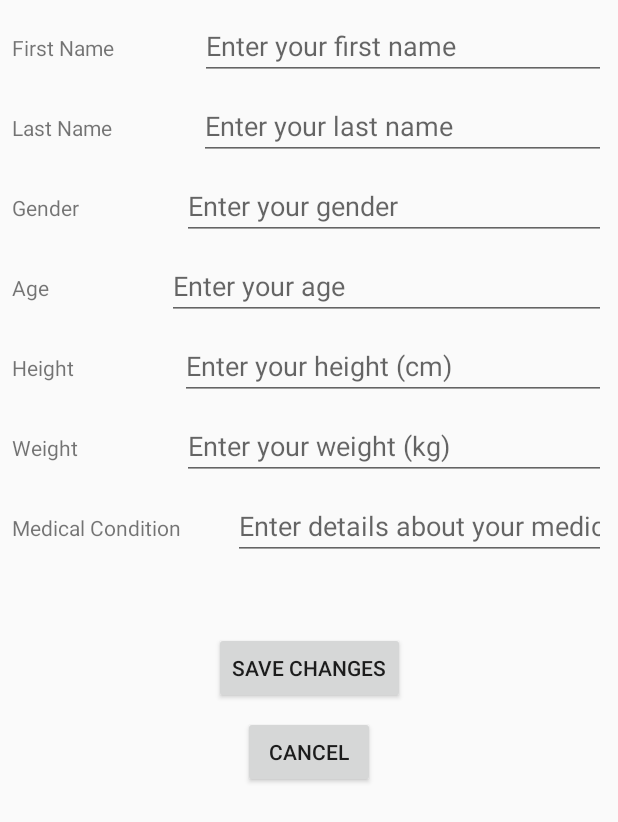
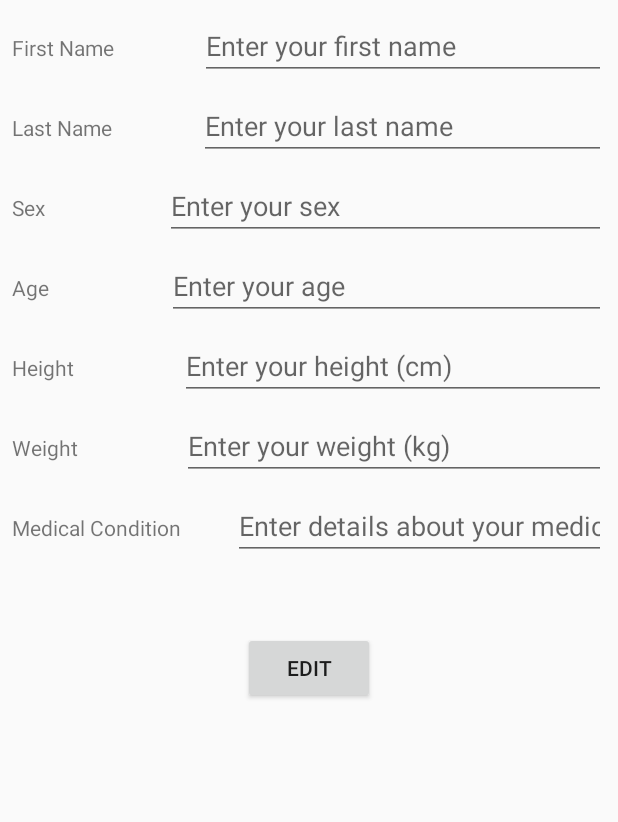
Before and after one commit to diegoportela99/PD-App, an Android app: the fragment PatientInformationFragment shown on its own in the app's theme, on a phone screen of 412 x 824 dp. Shown: the top 822 px of the screen. Run offline under Robolectric (Android 15) with nearby library versions, the phone set to English and light mode, and no system bars; our stand-ins replace ButterKnife; 1 statement that could not run was skipped.

Commit message:
Added EditText locking with ButterKnife and Edit/Save functionality

```diff
--- a/app/src/main/java/me/regstudio/pd_app/Fragments/PatientInformationFragment.java
+++ b/app/src/main/java/me/regstudio/pd_app/Fragments/PatientInformationFragment.java
@@ -3,14 +3,23 @@ package me.regstudio.pd_app.Fragments;
 
 import android.app.Fragment;
 import android.os.Bundle;
+import android.support.annotation.NonNull;
 import android.support.annotation.Nullable;
+import android.text.InputType;
 import android.view.LayoutInflater;
 import android.view.View;
 import android.view.ViewGroup;
+import android.widget.Button;
+import android.widget.EditText;
 import android.widget.TextView;
 
+import java.util.ArrayList;
+import java.util.List;
+
 import butterknife.BindView;
+import butterknife.BindViews;
 import butterknife.ButterKnife;
+import butterknife.OnClick;
 import me.regstudio.pd_app.R;
 
 /**
@@ -31,10 +40,48 @@ public class PatientInformationFragment extends Fragment {
     //@BindView(R.id.frameLayout2)
     //TextView blankFragmentTV;
 
+    @BindView(R.id.edit_button) Button editButton;
+
+    @BindViews({
+            R.id.edit_first_name,
+            R.id.edit_last_name,
+            R.id.edit_sex,
+            R.id.edit_age,
+            R.id.edit_height,
+            R.id.edit_weight,
+            R.id.edit_condition
+    }) List<EditText> editTexts;
+
+    // Array used to store the InputTypes of the corresponding EditTexts.
+    static int[] editTextTypes = {
+            InputType.TYPE_CLASS_TEXT, // First Name
+            InputType.TYPE_CLASS_TEXT, // Last Name
+            InputType.TYPE_CLASS_TEXT, // Sex
+            InputType.TYPE_CLASS_NUMBER, // Age
+            InputType.TYPE_CLASS_NUMBER, // Height
+            InputType.TYPE_CLASS_NUMBER, // Weight
+            InputType.TYPE_TEXT_FLAG_IME_MULTI_LINE, // Condition
+    };
 
     public PatientInformationFragment() {
         // Required empty public constructor
     }
+
+    // ButterKnife Action that disables EditTexts' input.
+    static final ButterKnife.Action<EditText> DISABLE_EDIT = new ButterKnife.Action<EditText>() {
+        @Override
+        public void apply(@NonNull EditText view, int index) {
+            view.setInputType(InputType.TYPE_NULL);
+        }
+    };
+
+    // ButterKnife Action that enables EditTexts' input using preset input types.
+    static final ButterKnife.Action<EditText> ENABLE_EDIT = new ButterKnife.Action<EditText>() {
+        @Override
+        public void apply(@NonNull EditText view, int index) {
+            view.setInputType(editTextTypes[index]);
+        }
+    };
 
     @Override
     public void onCreate(@Nullable Bundle savedInstanceState) {
@@ -62,5 +109,24 @@ public class PatientInformationFragment extends Fragment {
         super.onViewCreated(view, savedInstanceState);
         // Now that the view has been created, we can use butter knife functionality
         //blankFragmentTV.setText("Welcome to this fragment");
+        // Disable all editTexts on initialisation.
+        ButterKnife.apply(editTexts, DISABLE_EDIT);
     }
+
+    @OnClick(R.id.edit_button)
+    public void editInfo(View view) {
+        /* Used to edit and save patient information */
+        // TODO: On startup, button requires two taps before this method seems to trigger. Needs to be fixed.
+        // Enable/Disable all EditTexts based on current state of the button.
+        if (editButton.getText() == "Edit") {
+            // Enable all EditTexts and change the button name
+            ButterKnife.apply(editTexts, ENABLE_EDIT);
+            editButton.setText("Save");
+        } else {
+            // Disable all EditTexts and change the button name
+            ButterKnife.apply(editTexts, DISABLE_EDIT);
+            editButton.setText("Edit");
+        }
+    }
+
 }
--- a/app/src/main/res/layout/fragment_patient_information.xml
+++ b/app/src/main/res/layout/fragment_patient_information.xml
@@ -9,28 +9,16 @@
     <!-- TODO: Update blank fragment layout -->
 
     <Button
-        android:id="@+id/save_button"
+        android:id="@+id/edit_button"
         android:layout_width="wrap_content"
         android:layout_height="wrap_content"
         android:layout_marginEnd="8dp"
         android:layout_marginStart="8dp"
         android:layout_marginTop="48dp"
-        android:text="@string/save_info_button"
+        android:text="@string/edit_info_button"
         app:layout_constraintEnd_toEndOf="parent"
         app:layout_constraintStart_toStartOf="parent"
         app:layout_constraintTop_toBottomOf="@+id/LinearLayout_condition" />
-
-    <Button
-        android:id="@+id/cancel_button"
-        android:layout_width="wrap_content"
-        android:layout_height="wrap_content"
-        android:layout_marginEnd="8dp"
-        android:layout_marginStart="8dp"
-        android:layout_marginTop="8dp"
-        android:text="@string/cancel_info_button"
-        app:layout_constraintEnd_toEndOf="parent"
-        app:layout_constraintStart_toStartOf="parent"
-        app:layout_constraintTop_toBottomOf="@+id/save_button" />
 
     <LinearLayout
         android:id="@+id/LinearLayout_condition"
@@ -162,19 +150,19 @@
         app:layout_constraintTop_toBottomOf="@+id/linearLayout_lastname">
 
         <TextView
-            android:id="@+id/gender_text"
+            android:id="@+id/sex_text"
             android:layout_width="wrap_content"
             android:layout_height="wrap_content"
             android:layout_weight="1"
-            android:text="@string/patient_gender" />
+            android:text="@string/patient_sex" />
 
         <EditText
-            android:id="@+id/edit_gender"
+            android:id="@+id/edit_sex"
             android:layout_width="wrap_content"
             android:layout_height="wrap_content"
             android:layout_weight="1"
             android:ems="10"
-            android:hint="@string/hint_gender"
+            android:hint="@string/hint_sex"
             android:inputType="textPersonName" />
 
     </LinearLayout>
--- a/app/src/main/res/values/strings.xml
+++ b/app/src/main/res/values/strings.xml
@@ -22,7 +22,7 @@
     <!-- FOR PATIENT INFORMATION FRAGMENT -->
     <string name="patient_first_name">First Name</string>
     <string name="patient_last_name">Last Name</string>
-    <string name="patient_gender">Gender</string>
+    <string name="patient_sex">Sex</string>
     <string name="patient_age">Age</string>
     <string name="patient_height">Height</string>
     <string name="patient_weight">Weight</string>
@@ -30,12 +30,11 @@
 
     <string name="hint_first_name">Enter your first name</string>
     <string name="hint_last_name">Enter your last name</string>
-    <string name="hint_gender">Enter your gender</string>
+    <string name="hint_sex">Enter your sex</string>
     <string name="hint_age">Enter your age</string>
     <string name="hint_height">Enter your height (cm)</string>
     <string name="hint_weight">Enter your weight (kg)</string>
     <string name="hint_condition">Enter details about your medical condition</string>
 
-    <string name="save_info_button">Save changes</string>
-    <string name="cancel_info_button">Cancel</string>
+    <string name="edit_info_button">Edit</string>
 </resources>
```
